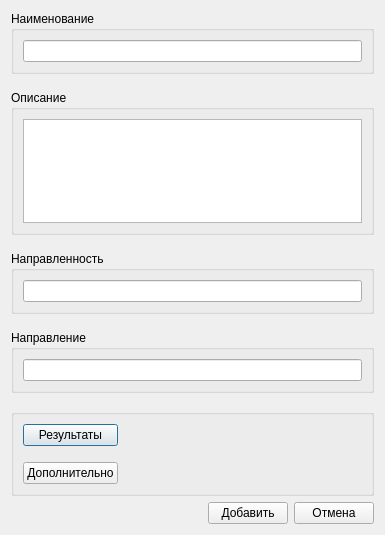
7enSmile/clientVKR, file ui/inserteducationalprogram.ui: the form before one commit.
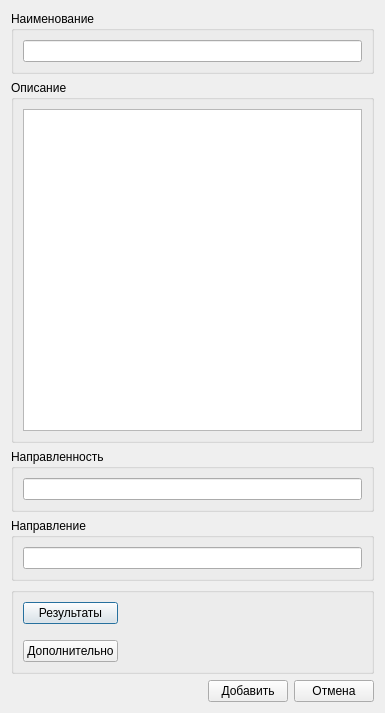
The form after the commit.

```diff
--- a/ui/inserteducationalprogram.ui
+++ b/ui/inserteducationalprogram.ui
@@ -7,7 +7,7 @@
     <x>0</x>
     <y>0</y>
     <width>385</width>
-    <height>535</height>
+    <height>713</height>
    </rect>
   </property>
   <property name="windowTitle">
@@ -30,22 +30,6 @@
      </layout>
     </widget>
    </item>
-   <item>
-    <spacer name="verticalSpacer">
-     <property name="orientation">
-      <enum>Qt::Vertical</enum>
-     </property>
-     <property name="sizeType">
-      <enum>QSizePolicy::Fixed</enum>
-     </property>
-     <property name="sizeHint" stdset="0">
-      <size>
-       <width>20</width>
-       <height>10</height>
-      </size>
-     </property>
-    </spacer>
-   </item>
    <item>
     <widget class="QGroupBox" name="groupBox_2">
      <property name="title">
@@ -62,22 +46,6 @@
      </layout>
     </widget>
    </item>
-   <item>
-    <spacer name="verticalSpacer_2">
-     <property name="orientation">
-      <enum>Qt::Vertical</enum>
-     </property>
-     <property name="sizeType">
-      <enum>QSizePolicy::Fixed</enum>
-     </property>
-     <property name="sizeHint" stdset="0">
-      <size>
-       <width>20</width>
-       <height>10</height>
-      </size>
-     </property>
-    </spacer>
-   </item>
    <item>
     <widget class="QGroupBox" name="groupBox_3">
      <property name="title">
@@ -94,22 +62,6 @@
      </layout>
     </widget>
    </item>
-   <item>
-    <spacer name="verticalSpacer_3">
-     <property name="orientation">
-      <enum>Qt::Vertical</enum>
-     </property>
-     <property name="sizeType">
-      <enum>QSizePolicy::Fixed</enum>
-     </property>
-     <property name="sizeHint" stdset="0">
-      <size>
-       <width>20</width>
-       <height>10</height>
-      </size>
-     </property>
-    </spacer>
-   </item>
    <item>
     <widget class="QGroupBox" name="groupBox_4">
      <property name="title">
@@ -126,22 +78,6 @@
      </layout>
     </widget>
    </item>
-   <item>
-    <spacer name="verticalSpacer_4">
-     <property name="orientation">
-      <enum>Qt::Vertical</enum>
-     </property>
-     <property name="sizeType">
-      <enum>QSizePolicy::Fixed</enum>
-     </property>
-     <property name="sizeHint" stdset="0">
-      <size>
-       <width>20</width>
-       <height>10</height>
-      </size>
-     </property>
-    </spacer>
-   </item>
    <item>
     <widget class="QGroupBox" name="groupBox_5">
      <property name="title">
```
